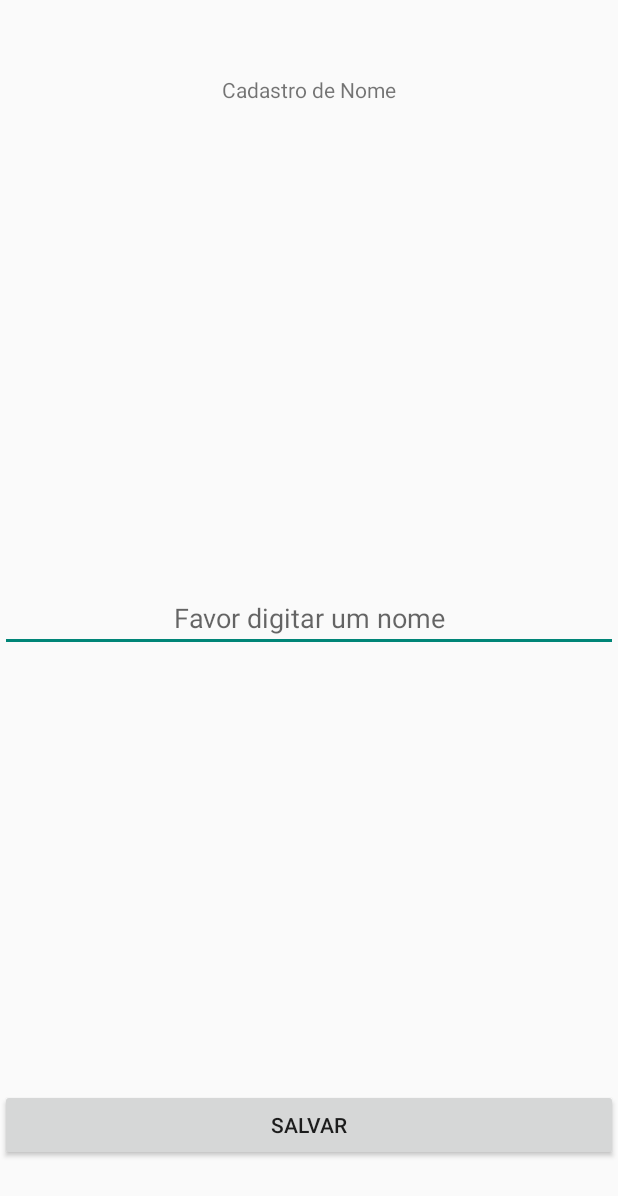
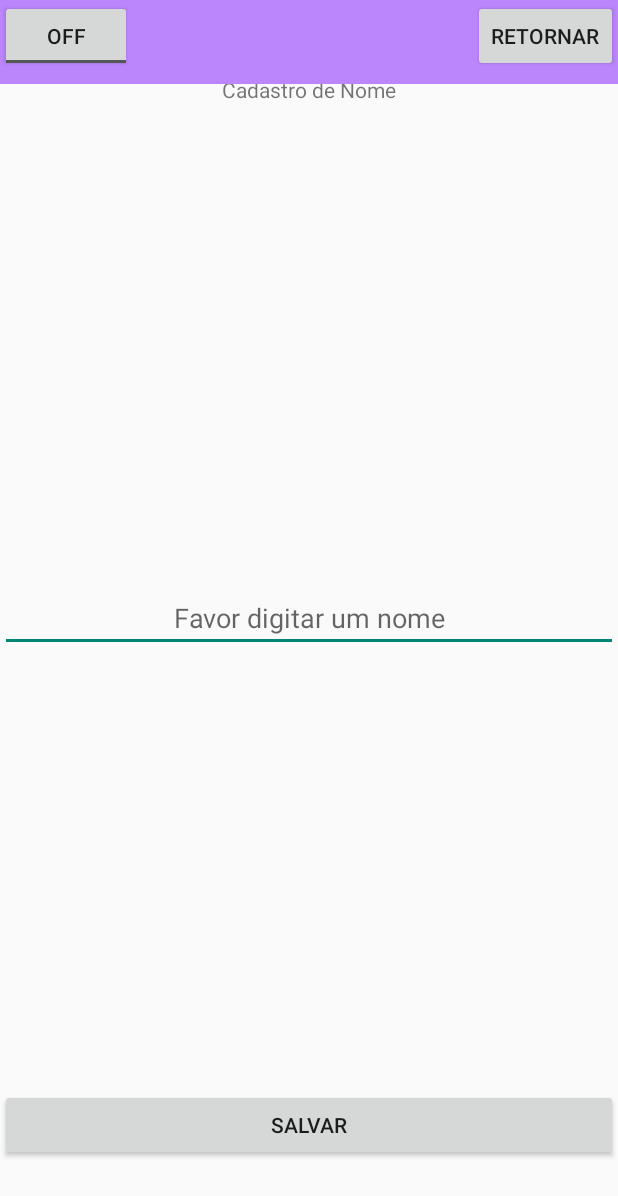
Before and after one commit to eduardorett/CadrastoDeNomes, an Android app: the NomesFormActivity screen opened directly, with no data from a screen before it, on a phone screen of 412 x 824 dp. Shown: the top 1196 px of the screen. Run offline under Robolectric (Android 15) with nearby library versions, the phone set to English and light mode, and no system bars; our stand-ins replace Room's generated code.

Commit message:
mudanças

```diff
--- a/app/src/main/java/com/devedu/cadrastodenomes/viewmodel/NomesViewModel.kt
+++ b/app/src/main/java/com/devedu/cadrastodenomes/viewmodel/NomesViewModel.kt
@@ -41,4 +41,9 @@ class NomesViewModel(application: Application) : AndroidViewModel(application) {
     fun getAllNomes(){
         mNomes.value = nomesRepo.mGetAll()
     }
+
+
+    fun delete(id:Int){
+     nomesRepo.mDelete(id)
+    }
 }
--- a/app/src/main/java/com/devedu/cadrastodenomes/views/NomesFormActivity.kt
+++ b/app/src/main/java/com/devedu/cadrastodenomes/views/NomesFormActivity.kt
@@ -1,11 +1,13 @@
 package com.devedu.cadrastodenomes.views
 
+import android.content.Intent
 import android.os.Bundle
 import android.view.View
 import android.widget.Toast
 import androidx.appcompat.app.AppCompatActivity
 import androidx.lifecycle.ViewModelProvider
 import com.devedu.cadrastodenomes.R
+import com.devedu.cadrastodenomes.nav
 import com.devedu.cadrastodenomes.viewmodel.NomesViewModel
 import kotlinx.android.synthetic.main.nomesform_side.*
 
@@ -20,6 +22,11 @@ class NomesFormActivity : AppCompatActivity(), View.OnClickListener {
         setContentView(R.layout.nomesform_side)
 
         mViewModel = ViewModelProvider(this).get(NomesViewModel::class.java)
+
+        goBack.setOnClickListener{
+            startActivity(Intent(this, nav ::class.java))
+
+        }
 
         observe()
         listeners()
--- a/app/src/main/res/layout/nomesform_side.xml
+++ b/app/src/main/res/layout/nomesform_side.xml
@@ -15,6 +15,33 @@
         app:layout_constraintLeft_toLeftOf="parent"
         app:layout_constraintRight_toRightOf="parent"
         android:text="Cadastro de Nome" />
+
+    <androidx.appcompat.widget.Toolbar
+        android:id="@+id/actionbar"
+        android:layout_width="match_parent"
+        android:layout_height="wrap_content"
+        android:background="@color/purple_200"
+        app:layout_constraintLeft_toLeftOf="parent"
+        app:layout_constraintRight_toRightOf="parent"
+        app:layout_constraintTop_toTopOf="parent"/>
+
+    <ToggleButton
+        android:id="@+id/musicButton"
+        android:layout_width="wrap_content"
+        android:layout_height="wrap_content"
+        app:layout_constraintTop_toTopOf="parent"
+       app:layout_constraintLeft_toLeftOf="parent"
+        />
+
+    <Button
+        android:id="@+id/goBack"
+        android:layout_width="wrap_content"
+        android:layout_height="wrap_content"
+        app:layout_constraintTop_toTopOf="parent"
+        app:layout_constraintRight_toRightOf="parent"
+        android:text="retornar"
+        />
+
 
     <EditText
         android:id="@+id/insercaoDeNome"
--- a/app/src/main/res/values/themes.xml
+++ b/app/src/main/res/values/themes.xml
@@ -13,4 +13,10 @@
         <item name="android:statusBarColor" tools:targetApi="l">?attr/colorPrimaryVariant</item>
         <!-- Customize your theme here. -->
     </style>
+    <style name="NoActionBar">
+        <item name="windowActionBar">false</item>
+        <item name="windowNoTitle">true</item>
+    </style>
+    <style name="AppBarOverlay" parent="ThemeOverlay.AppCompat.Dark.ActionBar" />
+    <style name="PopupOverlay" parent="ThemeOverlay.AppCompat.Light" />
 </resources>
--- a/build.gradle
+++ b/build.gradle
@@ -3,10 +3,11 @@ buildscript {
     repositories {
         google()
         mavenCentral()
+        jcenter()
     }
     dependencies {
         classpath "com.android.tools.build:gradle:7.0.2"
-        classpath "org.jetbrains.kotlin:kotlin-gradle-plugin:1.5.20"
+        classpath 'org.jetbrains.kotlin:kotlin-gradle-plugin:1.6.0'
 
         // NOTE: Do not place your application dependencies here; they belong
         // in the individual module build.gradle files
```
Also changed, not shown: app/build.gradle (+9 -3 lines), app/src/main/AndroidManifest.xml (+9 -4 lines), app/src/main/java/com/devedu/CadrastoDeNomes/Views/Adapter/NomesAdapter.kt (added, +55 -0 lines), app/src/main/java/com/devedu/CadrastoDeNomes/Views/Listener/NomesListener.kt (added, +7 -0 lines), app/src/main/java/com/devedu/CadrastoDeNomes/Views/ViewHolder/NomesViewHolder.kt (added, +41 -0 lines), app/src/main/java/com/devedu/cadrastodenomes/BlankFragment.kt (added, +73 -0 lines), app/src/main/java/com/devedu/cadrastodenomes/views/MainActivity.kt (+29 -5 lines), app/src/main/res/layout/activity_main.xml (+18 -9 lines), app/src/main/res/layout/fragment_blank.xml (added, +18 -0 lines), app/src/main/res/layout/lista_completa.xml (added, +11 -0 lines), app/src/main/res/layout/row_nomes.xml (added, +15 -0 lines), app/src/main/res/values/strings.xml (+17 -0 lines).
